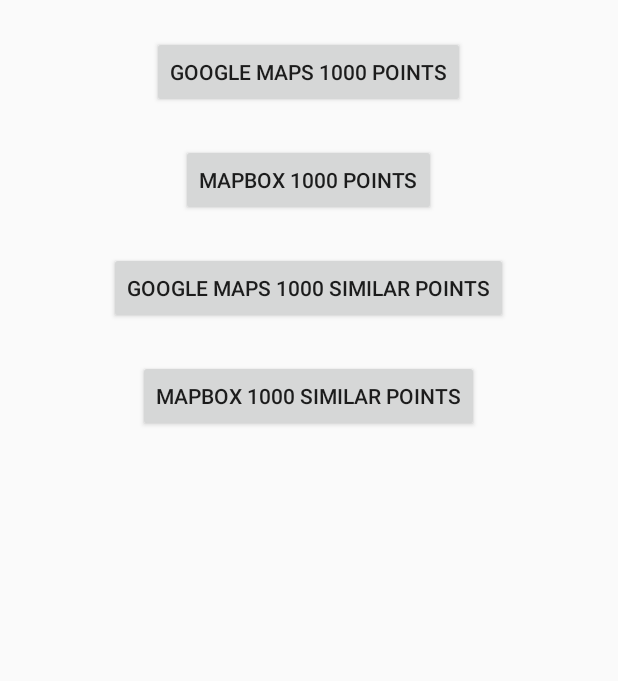
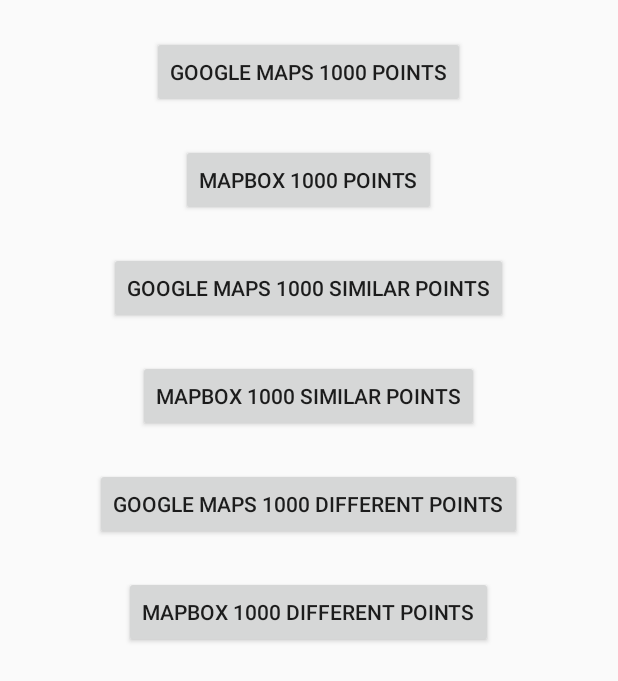
Before and after one commit to kyle-ilantzis/AndroidMaps, an Android app: the screen it shows after launch (MainActivity), on a phone screen of 412 x 824 dp. Shown: the top 681 px of the screen. Run offline under Robolectric (Android 15) with nearby library versions, the phone set to English and light mode, and no system bars.

Commit message:
experiment 1000 different points

```diff
--- a/app/src/main/java/com/github/kyleilantzis/androidmaps/MainActivity.kt
+++ b/app/src/main/java/com/github/kyleilantzis/androidmaps/MainActivity.kt
@@ -26,5 +26,13 @@
         (findViewById(R.id.mapbox_1000_similar_points_btn) as Button).setOnClickListener {
             MapActivity.start(this, MapActivity.TYPE_MAPBOX, MapActivity.ACTION_1000_SIMILAR_POINTS)
         }
+
+        (findViewById(R.id.googleMaps_1000_different_points_btn) as Button).setOnClickListener {
+            MapActivity.start(this, MapActivity.TYPE_GOOGLEMAPS, MapActivity.ACTION_1000_DIFFERENT_POINTS)
+        }
+
+        (findViewById(R.id.mapbox_1000_different_points_btn) as Button).setOnClickListener {
+            MapActivity.start(this, MapActivity.TYPE_MAPBOX, MapActivity.ACTION_1000_DIFFERENT_POINTS)
+        }
     }
 }
--- a/app/src/main/res/layout/activity_main.xml
+++ b/app/src/main/res/layout/activity_main.xml
@@ -43,5 +43,22 @@
             android:layout_gravity="center_horizontal"
             android:text="Mapbox 1000 similar points"/>
 
+        <Button
+            android:id="@+id/googleMaps_1000_different_points_btn"
+            android:layout_width="wrap_content"
+            android:layout_height="wrap_content"
+            android:layout_marginTop="24dp"
+            android:layout_gravity="center_horizontal"
+            android:text="Google Maps 1000 different points"/>
+
+        <Button
+            android:id="@+id/mapbox_1000_different_points_btn"
+            android:layout_width="wrap_content"
+            android:layout_height="wrap_content"
+            android:layout_marginTop="24dp"
+            android:layout_gravity="center_horizontal"
+            android:text="Mapbox 1000 different points"/>
+
+
     </LinearLayout>
 </ScrollView>
```
Also changed, not shown: app/src/main/java/com/github/kyleilantzis/androidmaps/MapActivity.kt (+38 -2 lines).
